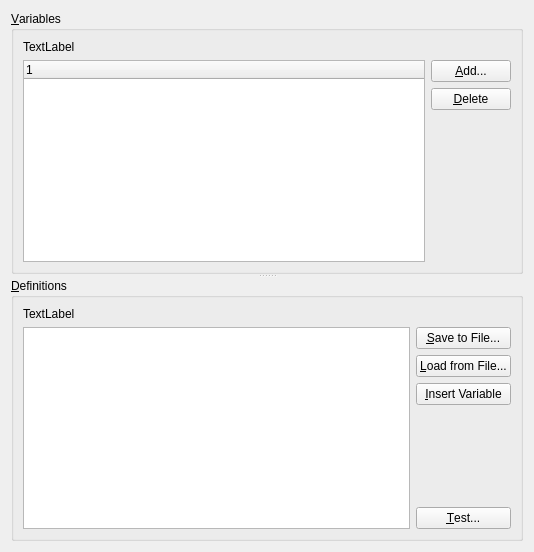
Before: the Qt Designer form src/scriptpluginwidget.ui in KDE/krename, drawn with Qt 5.
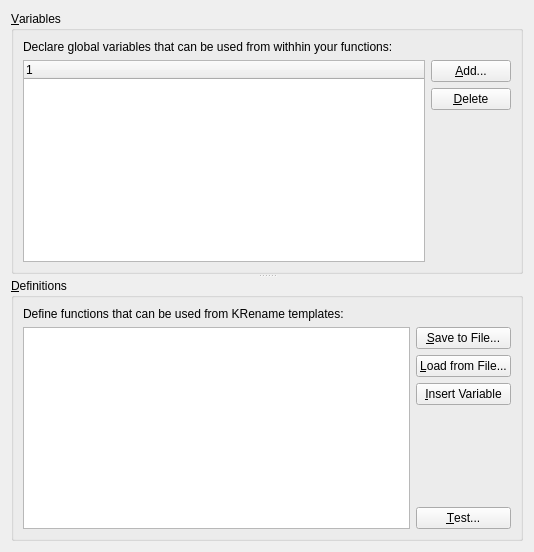
After: the same form once the commit is applied.

```diff
--- a/src/scriptpluginwidget.ui
+++ b/src/scriptpluginwidget.ui
@@ -27,9 +27,9 @@
       </property>
       <layout class="QVBoxLayout" name="verticalLayout_2" >
        <item>
-        <widget class="QLabel" name="labelDescVariables" >
-         <property name="text" >
-          <string>TextLabel</string>
+        <widget class="QLabel" name="labelDescVariables">
+         <property name="text">
+          <string>Declare global variables that can be used from withhin your functions:</string>
          </property>
         </widget>
        </item>
@@ -103,9 +103,9 @@
       </property>
       <layout class="QVBoxLayout" name="verticalLayout_4" >
        <item>
-        <widget class="QLabel" name="labelDescDef" >
-         <property name="text" >
-          <string>TextLabel</string>
+        <widget class="QLabel" name="labelDescDef">
+         <property name="text">
+          <string>Define functions that can be used from KRename templates:</string>
          </property>
         </widget>
        </item>
```
Left out of the diff: 97 changed lines with no effect on the pictures.
